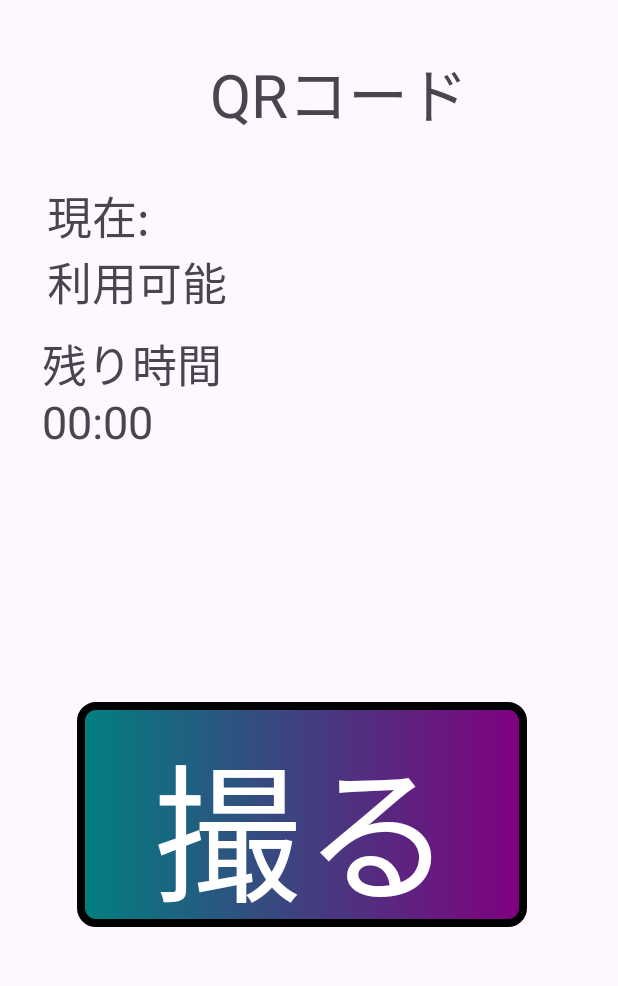
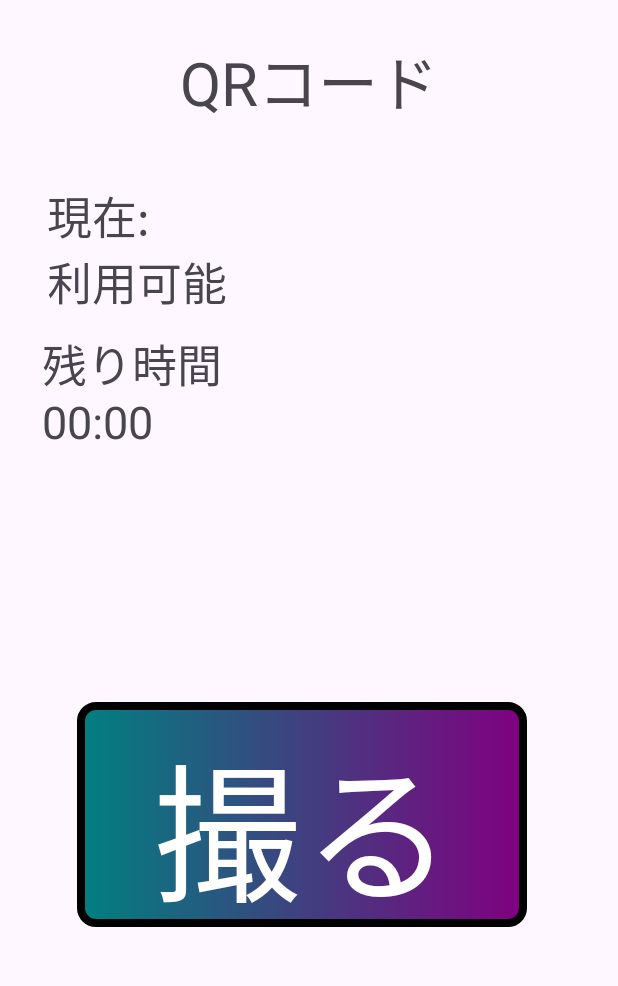
Before and after one commit to NIT-Maizuru-Programmers-Community/Noverflow_procon35, an Android app: the screen it shows after launch (MainActivity), on a phone screen of 412 x 824 dp, the part 159-1145 px from its top. Run offline under Robolectric (Android 15) with nearby library versions, the phone set to English and light mode, and no system bars; libraries missing offline, so code that uses them is left out: com.journeyapps.barcodescanner; 2 statements that could not run were skipped.

Commit message:
半林 QR完成

```diff
--- a/app/src/main/res/layout/activity_main.xml
+++ b/app/src/main/res/layout/activity_main.xml
@@ -61,12 +61,11 @@
         android:id="@+id/textView2"
         android:layout_width="269dp"
         android:layout_height="56dp"
-        android:layout_marginTop="32dp"
+        android:layout_marginTop="24dp"
         android:gravity="center"
         android:text="QRコード"
         android:textSize="40sp"
         app:layout_constraintEnd_toEndOf="parent"
-        app:layout_constraintHorizontal_bias="0.64"
         app:layout_constraintStart_toStartOf="parent"
         app:layout_constraintTop_toBottomOf="@+id/textView1" />
 
```
